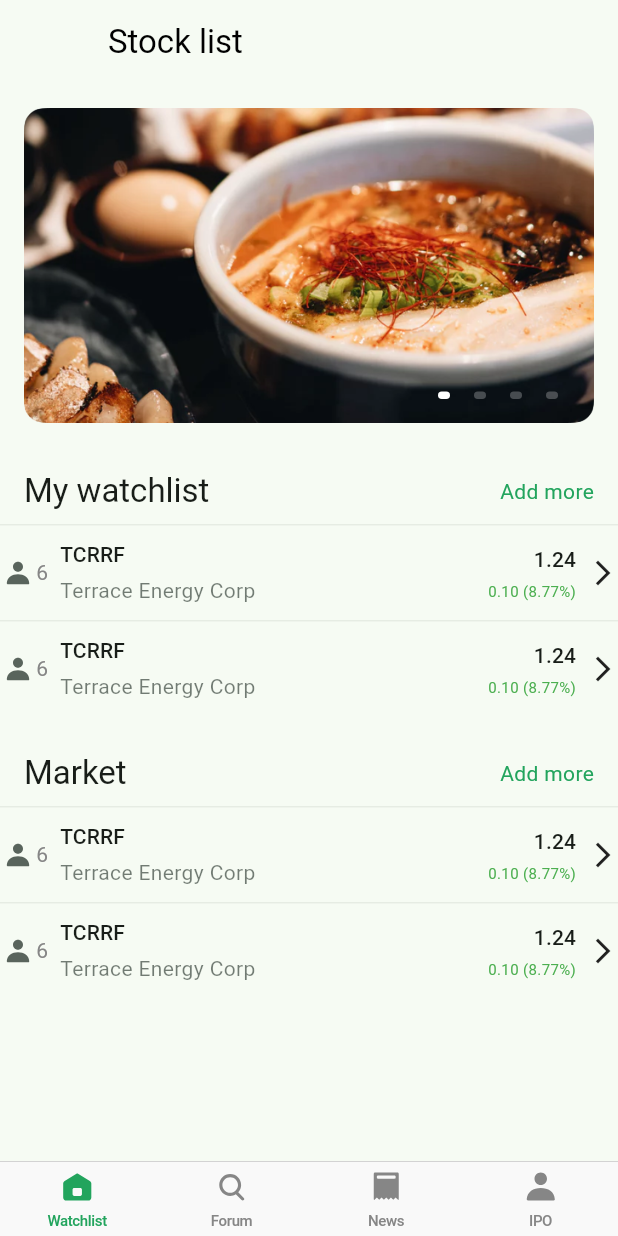
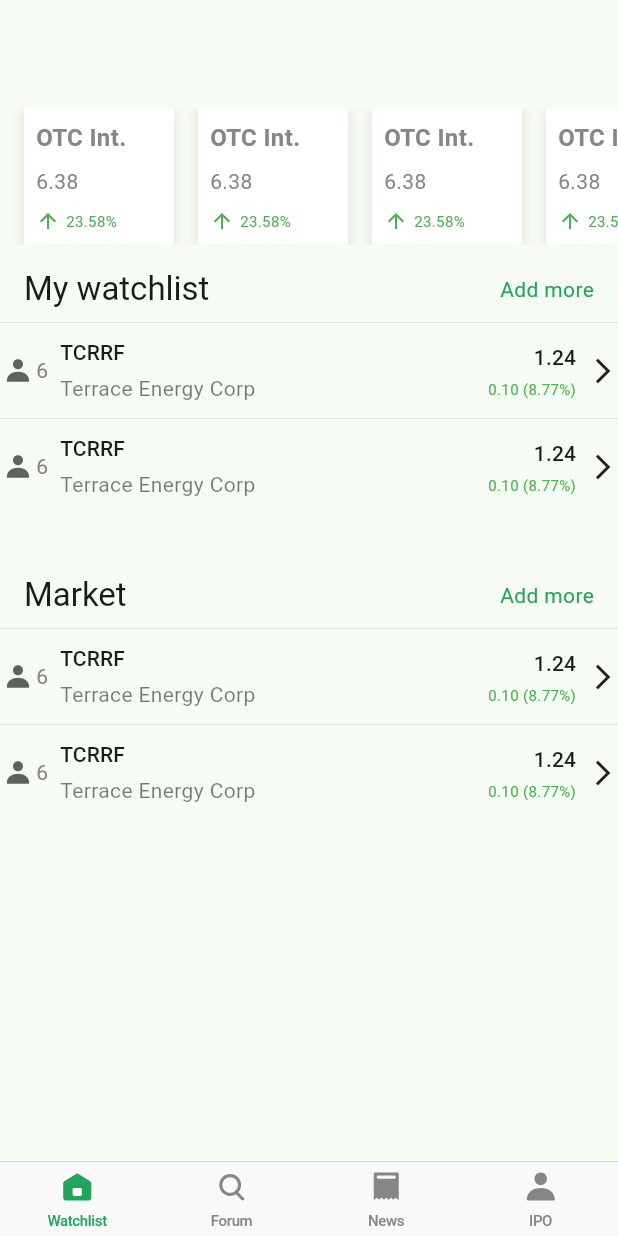
Before and after one commit to martinsangdo/flutter_otc_stock_forum, a Flutter app: the screen it shows after launch, on a phone screen of 412 x 824 dp. Run offline on Flutter 3.47's test engine with Material 3 defaults, Android fonts, the phone set to English and light mode, and no system bars; our stand-ins replace flutter_svg, form_field_validator.

```diff
--- a/lib/entry_point.dart
+++ b/lib/entry_point.dart
@@ -1,12 +1,12 @@
 import 'package:flutter/cupertino.dart';
 import 'package:flutter/material.dart';
 import 'package:flutter_svg/flutter_svg.dart';
+import 'package:foodly_ui/screens/forum/forum.dart';
 
 import 'constants.dart';
 import 'screens/home/home_screen.dart';
 import 'screens/orderDetails/order_details_screen.dart';
 import 'screens/profile/profile_screen.dart';
-import 'screens/search/search_screen.dart';
 
 class EntryPoint extends StatefulWidget {
   const EntryPoint({super.key});
@@ -30,7 +30,8 @@ class _EntryPointState extends State<EntryPoint> {
 // Screens
   final List<Widget> _screens = [
     const HomeScreen(),
-    const SearchScreen(),
+    const ForumScreen(),
+    // const SearchScreen(),
     const OrderDetailsScreen(),
     const ProfileScreen(),
   ];
--- /dev/null
+++ b/lib/screens/details/components/market_block.dart
@@ -0,0 +1,72 @@
+import 'package:flutter/material.dart';
+
+class StockCard extends StatelessWidget {
+  final String ticker;
+  final String price;
+  final String changePercentage;
+  final bool isPositive;
+
+  const StockCard({
+    super.key,
+    required this.ticker,
+    required this.price,
+    required this.changePercentage,
+    required this.isPositive,
+  });
+
+  @override
+  Widget build(BuildContext context) {
+    return Container(
+      width: 100,
+      padding: const EdgeInsets.all(8),
+      decoration: BoxDecoration(
+        color: Colors.white,
+        boxShadow: [
+          BoxShadow(
+            color: Colors.grey.withOpacity(0.2),
+            spreadRadius: 2,
+            blurRadius: 5,
+            offset: const Offset(0, 3),
+          ),
+        ],
+      ),
+      child: Column(
+        crossAxisAlignment: CrossAxisAlignment.start,
+        children: [
+          Text(
+            ticker,
+            style: const TextStyle(
+              fontSize: 16,
+              fontWeight: FontWeight.bold,
+            ),
+          ),
+          const SizedBox(height: 8),
+          Text(
+            price,
+            style: const TextStyle(
+              fontSize: 14,
+            ),
+          ),
+          const SizedBox(height: 8),
+          Row(
+            children: [
+              Icon(
+                isPositive ? Icons.arrow_upward : Icons.arrow_downward,
+                color: isPositive ? Colors.green : Colors.red,
+                size: 16,
+              ),
+              const SizedBox(width: 4),
+              Text(
+                changePercentage,
+                style: TextStyle(
+                  color: isPositive ? Colors.green : Colors.red,
+                  fontSize: 10,
+                ),
+              ),
+            ],
+          ),
+        ],
+      ),
+    );
+  }
+}
--- a/lib/screens/home/home_screen.dart
+++ b/lib/screens/home/home_screen.dart
@@ -1,16 +1,10 @@
 import 'package:flutter/material.dart';
 
-import '../../components/cards/big/big_card_image_slide.dart';
-import '../../components/cards/big/restaurant_info_big_card.dart';
 import '../../components/section_title.dart';
 import '../../constants.dart';
-import '../../demo_data.dart';
-import '../../screens/filter/filter_screen.dart';
-import '../details/details_screen.dart';
+import '../details/components/market_block.dart';
 import '../featured/featurred_screen.dart';
 import '../profile/components/body.dart';
-import 'components/medium_card_list.dart';
-import 'components/promotion_banner.dart';
 
 class HomeScreen extends StatefulWidget {
   const HomeScreen({super.key});
@@ -21,6 +15,12 @@ class HomeScreen extends StatefulWidget {
 }
 
 class _HomeState extends State<HomeScreen> {
+
+  @override
+  void initState() {
+    super.initState();
+  }
+
   @override
   Widget build(BuildContext context) {
     return Scaffold(
@@ -29,7 +29,7 @@ class _HomeState extends State<HomeScreen> {
         title: const Column(
           children: [
             Text(
-              "Stock list",
+              "",
               style: TextStyle(color: Colors.black),
             )
           ],
@@ -41,11 +41,27 @@ class _HomeState extends State<HomeScreen> {
             crossAxisAlignment: CrossAxisAlignment.start,
             children: [
               const SizedBox(height: defaultPadding),
-              Padding(
-                padding: const EdgeInsets.symmetric(horizontal: defaultPadding),
-                child: BigCardImageSlide(images: demoBigImages),
+              SingleChildScrollView(
+                scrollDirection: Axis.horizontal,
+                child: Row(
+                  children: [
+                    ...List.generate(
+                      6, // for demo we use 3
+                      (index) => const Padding(
+                        padding: EdgeInsets.only(left: defaultPadding),
+                        child: StockCard(
+                          ticker: 'OTC Int.',
+                          price: '6.38',
+                          changePercentage: '23.58%',
+                          isPositive: true,
+                        ),
+                      ),
+                    ),
+                    const SizedBox(width: defaultPadding),
+                  ],
+                ),
               ),
-              const SizedBox(height: defaultPadding * 2),
+              const SizedBox(height: defaultPadding),
               SectionTitle(
                 title: "My watchlist",
                 press: () => Navigator.push(
@@ -72,7 +88,7 @@ class _HomeState extends State<HomeScreen> {
                 commentCount: "6"
               ),
               //random stocks
-              const SizedBox(height: defaultPadding * 2),
+              const SizedBox(height: defaultPadding * 3),
               SectionTitle(
                 title: "Market",
                 press: () => Navigator.push(
```
Also changed, not shown: lib/screens/forum/components/post_item.dart (added, +93 -0 lines), lib/screens/forum/forum.dart (added, +53 -0 lines).
